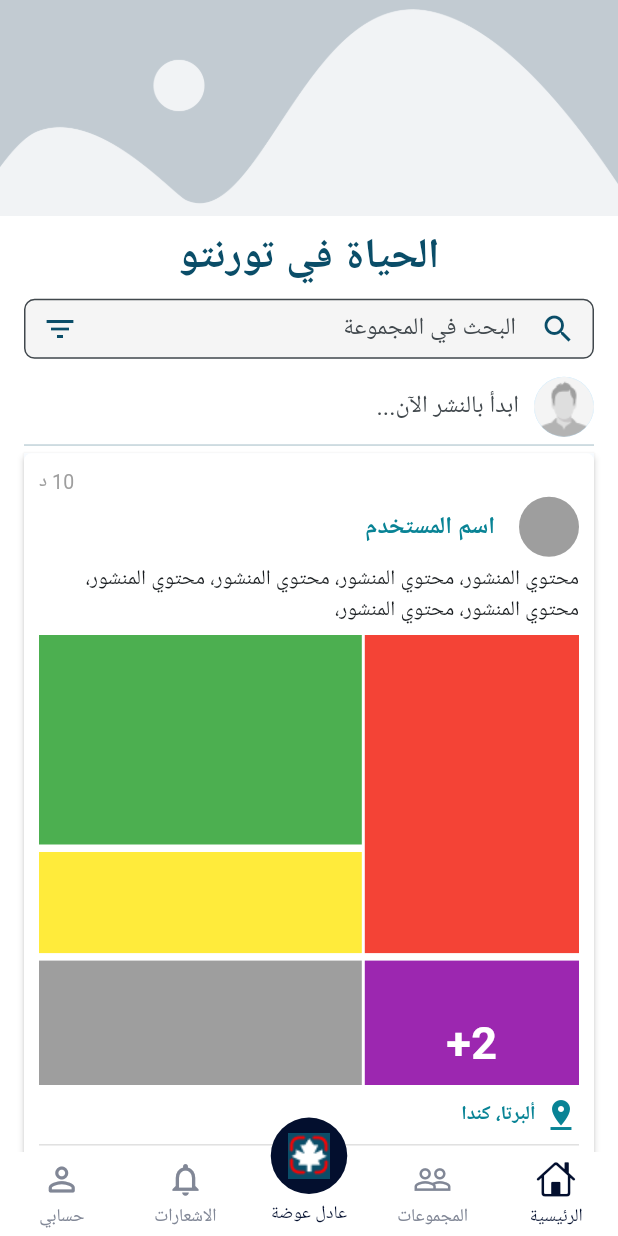
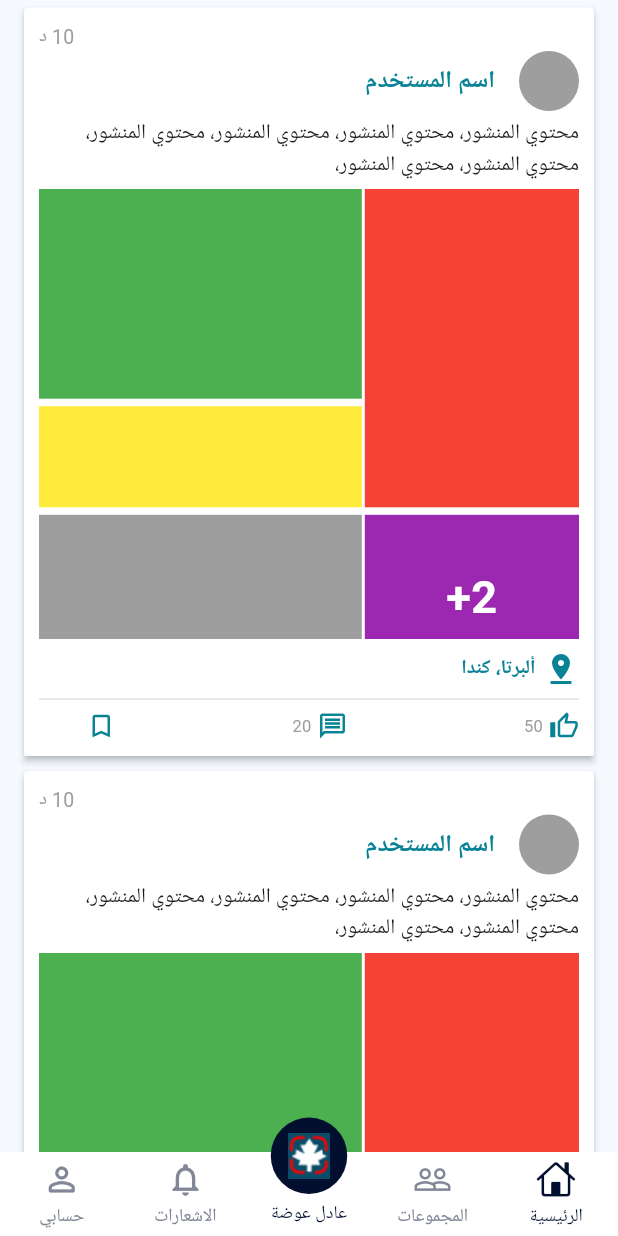
Before and after one commit to shehab-eldein/CALife, a Flutter app: the BottomNavigation widget shown alone on an empty page, opened directly, on a phone screen of 412 x 824 dp. Run offline on Flutter 3.47's test engine with Material 2 defaults, Android fonts, the phone set to English and light mode, and no system bars; drawn by our look-alikes of persistent_bottom_nav_bar; our stand-ins replace flutter_screenutil, image_picker, intl_phone_field, rounded_loading_button, shared_preferences and 1 more; missing offline and left inert: app_tracking_transparency, dart:ffi, flutter_bootstrap5, multi_image_picker; accounts and stored records are empty; generated files the repository leaves out were written again; network calls fail.

Commit message:
ConsultanceForm connected to backend, Updated groups view
- Started connecting group view with the backend
- Updating home view
- Consultancy view now submits form to the backend

```diff
--- a/lib/Views/GroupDetailsView.dart
+++ b/lib/Views/GroupDetailsView.dart
@@ -1,18 +1,17 @@
-import 'package:canadianslife/Controllers/AuthenticationController.dart';
-import 'package:canadianslife/Extinsions/extensions.dart';
+import 'package:canadianslife/Controllers/TopicController.dart';
 import 'package:canadianslife/Helper/Constants.dart';
+import 'package:canadianslife/Models/Group.dart';
+import 'package:canadianslife/Models/Topic.dart';
 import 'package:canadianslife/Views/Shared/SearchBar.dart';
 import 'package:flutter/material.dart';
 
 import '../Managers/LayoutManager.dart';
-import '../Managers/NetworkManager.dart';
-import '../Models/User.dart';
 import 'Shared/addPostPopUp.dart';
 import 'Shared/postCard.dart';
 
 class GroupDetails extends StatefulWidget {
-  const GroupDetails({Key? key}) : super(key: key);
-
+  const GroupDetails({Key? key, required this.groupInfo}) : super(key: key);
+  final Group groupInfo;
   @override
   State<GroupDetails> createState() => _GroupDetailsState();
 }
@@ -30,27 +29,35 @@ class _GroupDetailsState extends State<GroupDetails> {
   @override
   void initState() {
     super.initState();
+    getTopics();
+  }
+
+  List<Topic>? topics;
+
+  getTopics() async {
+    List<Topic>? groupTopics =
+        await TopicController().topicsGetByGroupId(widget.groupInfo.id, 0);
+    setState(() {
+      topics = groupTopics;
+    });
   }
 
   @override
   Widget build(BuildContext context) {
     final layoutManager = LayoutManager(context);
 
-    return ListView.builder(
-        itemCount: 4,
-        itemBuilder: (context, index) {
-          return index == 0
-              ? Column(
+    return Scaffold(
+      body: ListView(
         children: [
           AspectRatio(
-                      aspectRatio: layoutManager.valuesHandler(
-                          20 / 7, 20 / 7, 40 / 7, 40 / 7),
-                      child: Image(
+            aspectRatio:
+                layoutManager.valuesHandler(20 / 7, 20 / 7, 40 / 7, 40 / 7),
+            child: const Image(
               image: AssetImage("images/placeholder.png"),
               fit: BoxFit.cover,
             ),
           ),
-                    SizedBox(
+          const SizedBox(
             height: 7,
           ),
           Padding(
@@ -59,34 +66,33 @@ class _GroupDetailsState extends State<GroupDetails> {
             child: Column(
               children: [
                 Text(
-                            "الحياة في تورنتو",
-                            style: TextStyle(
+                  widget.groupInfo.name,
+                  style: const TextStyle(
                       fontSize: 28,
                       fontWeight: FontWeight.bold,
                       color: appDesign.colorPrimaryDark),
                 ),
-                          SizedBox(
+                const SizedBox(
                   height: 7,
                 ),
-                          CustomSearchBar(hintText: "البحث في المجموعة"),
-                          SizedBox(
+                const CustomSearchBar(hintText: "البحث في المجموعة"),
+                const SizedBox(
                   height: 7,
                 ),
-                          Container(
+                SizedBox(
                   height: 50,
                   child: Row(
                     children: [
-                                CircleAvatar(
-                                  backgroundImage:
-                                      AssetImage("images/defultPerson.png"),
+                      const CircleAvatar(
+                        backgroundImage: AssetImage("images/defultPerson.png"),
                       ),
-                                SizedBox(
+                      const SizedBox(
                         width: 10,
                       ),
                       Expanded(
                         child: TextField(
                           readOnly: true,
-                                    decoration: InputDecoration(
+                          decoration: const InputDecoration(
                             hintText: 'ابدأ بالنشر الآن...',
                             border: InputBorder.none,
                           ),
@@ -99,22 +105,113 @@ class _GroupDetailsState extends State<GroupDetails> {
                     ],
                   ),
                 ),
+              ],
+            ),
+          ),
           Divider(
             height: 1,
             thickness: 1,
             color: appDesign.colorPrimaryDark.withAlpha(65),
           ),
-                          Post()
+          topics != null
+              ? topics!.isEmpty
+                  ? const Center(child: Text('لا يوجد منشورات'))
+                  : Padding(
+                      padding: EdgeInsets.symmetric(
+                          horizontal: layoutManager.mainHorizontalPadding()),
+                      child: Column(
+                        children: [
+                          ...topics!.map((e) => Post()),
                         ],
                       ),
                     )
+              : const Center(child: CircularProgressIndicator()),
         ],
-                )
-              : Padding(
-                  padding: EdgeInsets.symmetric(
-                      horizontal: layoutManager.mainHorizontalPadding()),
-                  child: Post(),
+      ),
     );
-        });
+
+    // return Scaffold(
+    //   body: ListView.builder(
+    //       itemCount: 4,
+    //       itemBuilder: (context, index) {
+    //         return index == 0
+    //             ? Column(
+    //                 children: [
+    //                   AspectRatio(
+    //                     aspectRatio: layoutManager.valuesHandler(
+    //                         20 / 7, 20 / 7, 40 / 7, 40 / 7),
+    //                     child: const Image(
+    //                       image: AssetImage("images/placeholder.png"),
+    //                       fit: BoxFit.cover,
+    //                     ),
+    //                   ),
+    //                   const SizedBox(
+    //                     height: 7,
+    //                   ),
+    //                   Padding(
+    //                     padding: EdgeInsets.symmetric(
+    //                         horizontal: layoutManager.mainHorizontalPadding()),
+    //                     child: Column(
+    //                       children: [
+    //                         Text(
+    //                           widget.groupInfo.name,
+    //                           style: const TextStyle(
+    //                               fontSize: 28,
+    //                               fontWeight: FontWeight.bold,
+    //                               color: appDesign.colorPrimaryDark),
+    //                         ),
+    //                         const SizedBox(
+    //                           height: 7,
+    //                         ),
+    //                         const CustomSearchBar(
+    //                             hintText: "البحث في المجموعة"),
+    //                         const SizedBox(
+    //                           height: 7,
+    //                         ),
+    //                         Container(
+    //                           height: 50,
+    //                           child: Row(
+    //                             children: [
+    //                               const CircleAvatar(
+    //                                 backgroundImage:
+    //                                     AssetImage("images/defultPerson.png"),
+    //                               ),
+    //                               const SizedBox(
+    //                                 width: 10,
+    //                               ),
+    //                               Expanded(
+    //                                 child: TextField(
+    //                                   readOnly: true,
+    //                                   decoration: const InputDecoration(
+    //                                     hintText: 'ابدأ بالنشر الآن...',
+    //                                     border: InputBorder.none,
+    //                                   ),
+    //                                   onTap: () {
+    //                                     showAddPostPopup(context);
+    //                                     print("Tapped");
+    //                                   },
+    //                                 ),
+    //                               ),
+    //                             ],
+    //                           ),
+    //                         ),
+    //                         Divider(
+    //                           height: 1,
+    //                           thickness: 1,
+    //                           color: appDesign.colorPrimaryDark.withAlpha(65),
+    //                         ),
+    //                         Post()
+    //                       ],
+    //                     ),
+    //                   )
+    //                 ],
+    //               )
+    //             : Padding(
+    //                 padding: EdgeInsets.symmetric(
+    //                     horizontal: layoutManager.mainHorizontalPadding()),
+    //                 child: Post(),
+    //               );
+    //       }),
+    // );
   }
 }
--- /dev/null
+++ b/lib/Views/HomeView.dart
@@ -0,0 +1,47 @@
+import 'package:flutter/material.dart';
+
+import '../Managers/LayoutManager.dart';
+import 'Shared/addPostPopUp.dart';
+import 'Shared/postCard.dart';
+
+class HomeView extends StatefulWidget {
+  const HomeView({Key? key}) : super(key: key);
+  @override
+  State<HomeView> createState() => _HomeViewState();
+}
+
+void showAddPostPopup(BuildContext context) {
+  showDialog(
+    context: context,
+    builder: (BuildContext context) {
+      return AddPostPopup();
+    },
+  );
+}
+
+class _HomeViewState extends State<HomeView> {
+  @override
+  void initState() {
+    super.initState();
+  }
+
+  @override
+  Widget build(BuildContext context) {
+    final layoutManager = LayoutManager(context);
+
+    return Scaffold(
+      body: ListView(
+        padding: EdgeInsets.symmetric(
+            horizontal: layoutManager.mainHorizontalPadding()),
+        children: [
+          Post(),
+          Post(),
+          Post(),
+          Post(),
+          Post(),
+          Post(),
+        ],
+      ),
+    );
+  }
+}
--- a/lib/Views/Shared/BottomNavigation.dart
+++ b/lib/Views/Shared/BottomNavigation.dart
@@ -2,6 +2,7 @@ import 'package:canadianslife/Helper/Authentication.dart';
 import 'package:canadianslife/Helper/Constants.dart';
 import 'package:canadianslife/Views/GroupDetailsView.dart';
 import 'package:canadianslife/Views/GroupsTabsView.dart';
+import 'package:canadianslife/Views/HomeView.dart';
 import 'package:canadianslife/Views/consultancyView.dart';
 import 'package:canadianslife/Views/editInfoView.dart';
 import 'package:canadianslife/Views/login.dart';
@@ -67,11 +68,11 @@ class BottomNavigation extends StatelessWidget {
     ScreenUtil.init(context);
     List<Widget> _buildScreens() {
       return [
-        GroupDetails(),
+        // GroupDetails(),
+        // GroupsTabsView(),
+        HomeView(),
         GroupsTabsView(),
-        // GroupsTabsView(),
         ConsultancyView(),
-        // TestView(),
         // GroupsTabsView(),
         TopicView(),
         MyAccountView(),
```
Also changed, not shown: lib/Controllers/TopicController.dart (+7 -3 lines), lib/Views/Shared/groupCard.dart (+6 -1 lines), lib/Views/consultancyView.dart (+42 -20 lines). Lines whose indentation alone changed are shown as unchanged.
